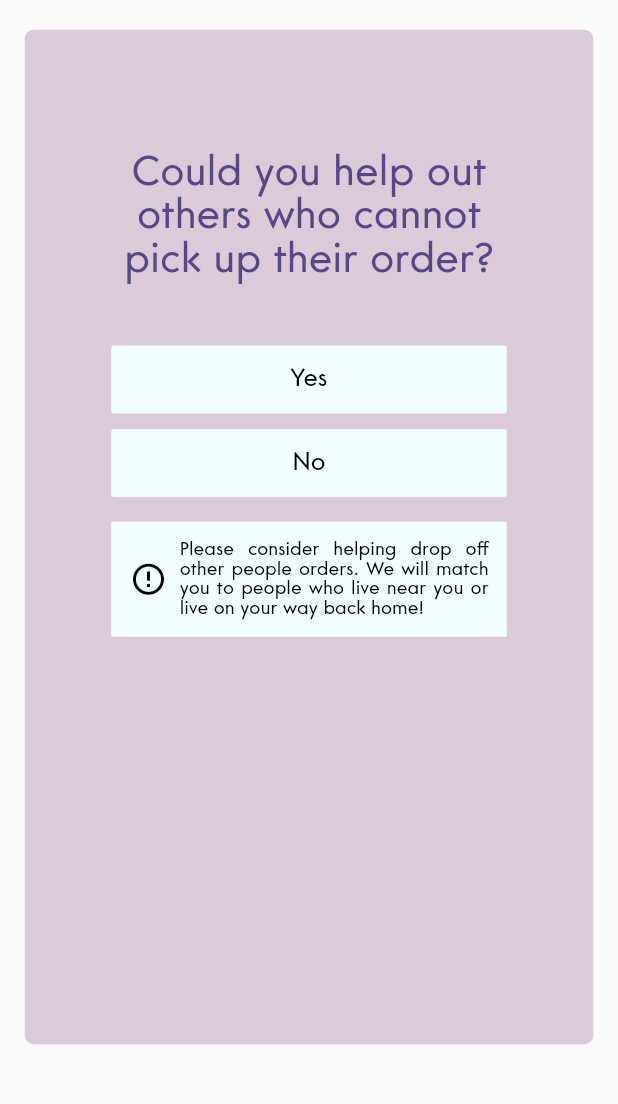
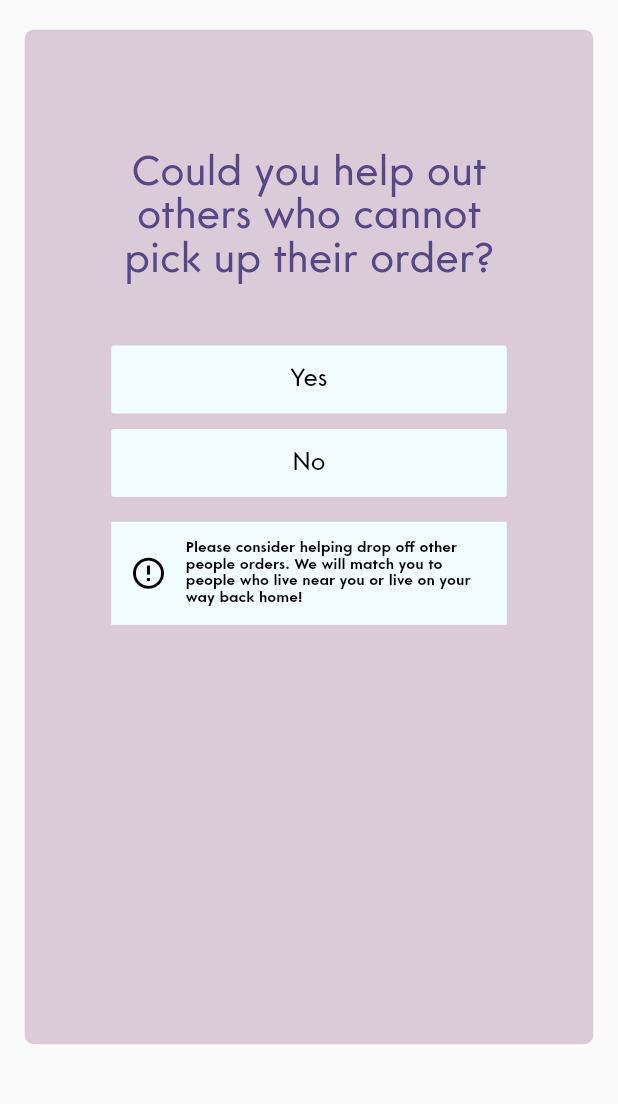
Before and after one commit to javib51/covid-taskforce-2020, a Flutter app: the SelectionPickExtraPage screen opened by its route, on a phone screen of 412 x 824 dp, the part 130-1234 px from its top. Run offline on Flutter 3.47's test engine with Material 2 defaults, Android fonts, the phone set to English and light mode, and no system bars; drawn by our look-alikes of bordered_text; our stand-ins replace flutter_spinkit, font_awesome_flutter, google_maps_flutter, latlong, qr_flutter; network calls fail.

Commit message:
fixes aligment

```diff
--- a/app/lib/screens/pickup_selection.dart
+++ b/app/lib/screens/pickup_selection.dart
@@ -60,10 +60,11 @@ class _PickupSelectionState extends State<PickupSelection> {
               child: Padding(
                 padding: EdgeInsets.only(
 //                  left: getSizeWidth(context, 4.7),
-                  right: getSizeWidth(context, 4.2),
+                  //right: getSizeWidth(context, 4.2),
                 ),
                 child: Column(
-                  mainAxisAlignment: MainAxisAlignment.end,
+                  mainAxisAlignment: MainAxisAlignment.center,
+                  crossAxisAlignment: CrossAxisAlignment.center,
                   children: <Widget>[
                     SizedBox(
                       height: getSizeHeight(context, 1),
--- a/app/lib/screens/selectionPickExtra.dart
+++ b/app/lib/screens/selectionPickExtra.dart
@@ -121,20 +121,42 @@ class _SelectionPickExtraPageState extends State<SelectionPickExtraPage> {
                                     SizedBox(width: getSizeWidth(context, 2),)
                                   ],
                                 ),
-                                Column(
-                                  children: [
+                                new Expanded(
+                                    child: new Padding(
+                                        padding: new EdgeInsets.only(
+                                            left: getSizeWidth(context, 1),
+                                            right: getSizeWidth(context, 2)),
+                                        child: new Column(
+                                            mainAxisAlignment: MainAxisAlignment.start,
+                                            crossAxisAlignment: CrossAxisAlignment.start,
+                                            children: <Widget>[
                                               Container(
-                                      width: getSizeWidth(context, 50),
-                                      child: Text("Please consider helping drop off other people orders. We will match you to people who live near you or live on your way back home!",
-                                          textAlign: TextAlign.justify,
+                                                alignment: Alignment(-1, -1),
+                                                child: Text(
+                                                  "Please consider helping drop off other people orders. We will match you to people who live near you or live on your way back home!",
                                                   style: TextStyle(
-                                            fontWeight: FontWeight.w500,
-                                            fontSize: getSizeHeight(context, 1.5),
-                                            color: blackText,
-                                          )),
-                                    )
-                                  ],
+                                                      color: Colors.black,
+                                                      fontWeight: FontWeight.w600,
+                                                      fontStyle: FontStyle.normal,
+                                                      fontSize: 10),
+                                                  textAlign: TextAlign.left,
                                                 ),
+                                              ),
+                                            ])))
+//                                Column(
+//                                  children: [
+//                                    Container(
+//                                      width: getSizeWidth(context, 50),
+//                                      child: Text("Please consider helping drop off other people orders. We will match you to people who live near you or live on your way back home!",
+//                                          textAlign: TextAlign.justify,
+//                                          style: TextStyle(
+//                                            fontWeight: FontWeight.w500,
+//                                            fontSize: getSizeHeight(context, 1.5),
+//                                            color: blackText,
+//                                          )),
+//                                    )
+//                                  ],
+//                                ),
                               ]
                           )
                       ),
@@ -150,16 +172,28 @@ class _SelectionPickExtraPageState extends State<SelectionPickExtraPage> {
                                   visible: selectedButton == 1,
                                   child: Row(
                                     children: [
+                                      new Expanded(
+                                          child: new Padding(
+                                              padding: new EdgeInsets.only(
+                                                  left: getSizeWidth(context, 1),
+                                                  right: getSizeWidth(context, 2)),
+                                              child: new Column(
+                                                  mainAxisAlignment: MainAxisAlignment.start,
+                                                  crossAxisAlignment: CrossAxisAlignment.start,
+                                                  children: <Widget>[
                                                     Container(
-                                        width: getSizeWidth(context, 60),
-                                        child: Text("Awesome! We’ll send you info on who’s order you’ll help with soon",
+                                                      alignment: Alignment(-1, -1),
+                                                      child: Text(
+                                                        "Awesome! We’ll send you info on who’s order you’ll help with soon",
+                                                        style: TextStyle(
+                                                            color: purpleButtonActive,
+                                                            fontWeight: FontWeight.w500,
+                                                            fontStyle: FontStyle.normal,
+                                                            fontSize: getSizeHeight(context, 3.3)),
                                                         textAlign: TextAlign.center,
-                                            style: TextStyle(
-                                              fontWeight: FontWeight.w500,
-                                              fontSize: getSizeHeight(context, 3.3),
-                                              color: purpleButtonActive,
-                                            )),
                                                       ),
+                                                    ),
+                                                  ])))
                                     ],
                                   ),
                                 ),
@@ -170,10 +204,17 @@ class _SelectionPickExtraPageState extends State<SelectionPickExtraPage> {
                                 ),
                                 Row(
                                   children: [
+                                    new Expanded(
+                                        child: new Padding(
+                                            padding: new EdgeInsets.only(
+                                                left: getSizeWidth(context, 1),
+                                                right: getSizeWidth(context, 2)),
+                                            child: new Column(
+                                                mainAxisAlignment: MainAxisAlignment.center,
+                                                crossAxisAlignment: CrossAxisAlignment.center,
+                                                children: <Widget>[
                                                   Container(
-                                      width: getSizeWidth(context, 60),
-                                      height: getSizeHeight(context, 8),
-                                      padding: EdgeInsets.only(right: getSizeWidth(context, 7), left: getSizeWidth(context, 7)),
+                                                    alignment: Alignment(0, 0),
                                                     child: FlatButton(
                                                       color: purpleButtonActive,
                                                       padding: EdgeInsets.all(getSizeWidth(context, 5)),
@@ -193,6 +234,30 @@ class _SelectionPickExtraPageState extends State<SelectionPickExtraPage> {
                                                       },
                                                     ),
                                                   ),
+                                                ])))
+//                                    Container(
+//                                      width: getSizeWidth(context, 60),
+//                                      height: getSizeHeight(context, 8),
+//                                      padding: EdgeInsets.only(right: getSizeWidth(context, 7), left: getSizeWidth(context, 7)),
+//                                      child: FlatButton(
+//                                        color: purpleButtonActive,
+//                                        padding: EdgeInsets.all(getSizeWidth(context, 5)),
+//                                        disabledColor: purpleButtonNonActive,
+//                                        shape: RoundedRectangleBorder(
+//                                          borderRadius: new BorderRadius.circular(12.0),
+//                                        ),
+//                                        child: Text("Confirm order",
+//                                            textAlign: TextAlign.center,
+//                                            style: TextStyle(
+//                                              fontWeight: FontWeight.w500,
+//                                              fontSize: getSizeHeight(context, 2),
+//                                              color: turquoiseLightButton,
+//                                            )),
+//                                        onPressed: () {
+//                                          Navigator.pushNamed(context, AppRoutes.orderConfirmed);
+//                                        },
+//                                      ),
+//                                    ),
                                   ],
                                 ),
                               ]
```
Lines whose indentation alone changed are shown as unchanged.
